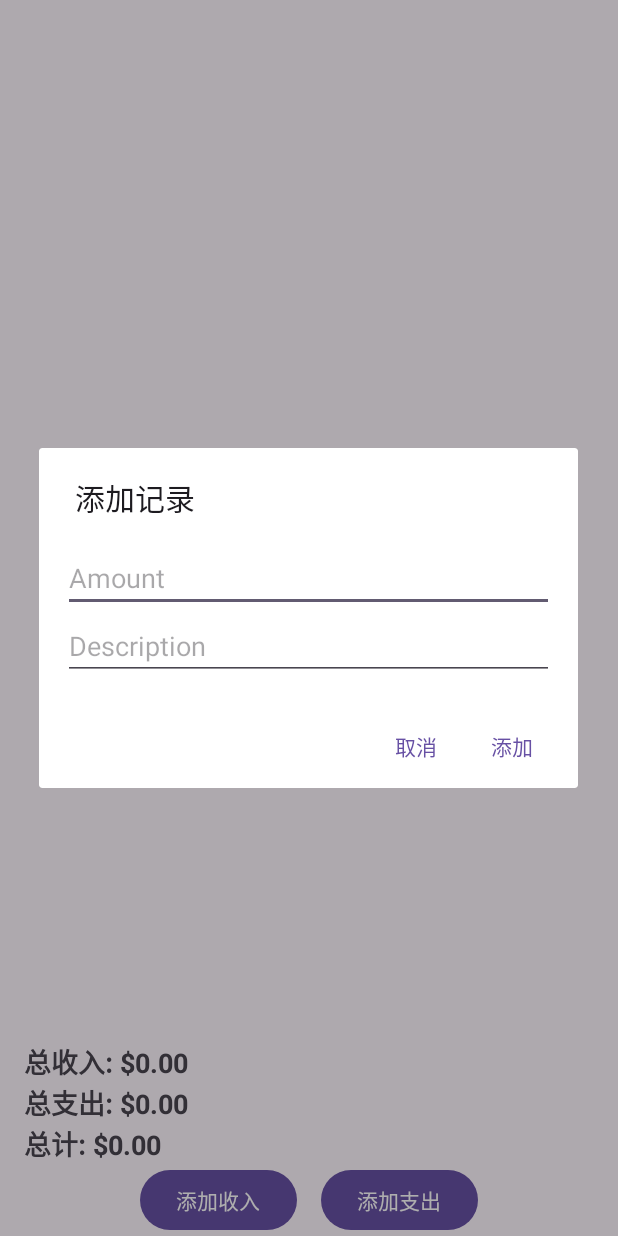
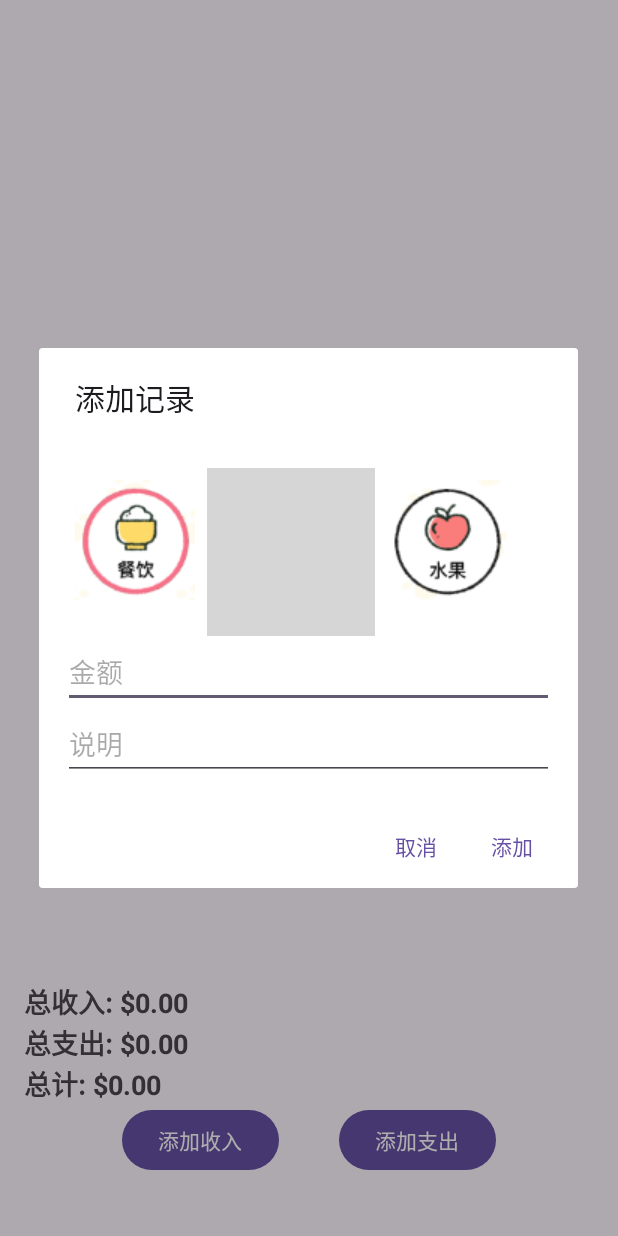
Before and after one commit to fobikonpaku/androidBudestTracer, an Android app: the MainActivity screen opened directly, with no data from a screen before it, after a tap on "添加收入", on a phone screen of 412 x 824 dp. Run offline under Robolectric (Android 15) with nearby library versions, the light colour scheme and no system bars; grey boxes are pictures that could not be loaded.

Commit message:
一个可以用的版本

```diff
--- a/app/src/main/java/com/example/budgettracker/MainActivity.java
+++ b/app/src/main/java/com/example/budgettracker/MainActivity.java
@@ -2,11 +2,11 @@ package com.example.budgettracker;
 
 import android.annotation.SuppressLint;
 import android.os.Bundle;
-import android.util.Log;
 import android.view.LayoutInflater;
 import android.view.View;
 import android.widget.Button;
 import android.widget.EditText;
+import android.widget.GridLayout;
 import android.widget.TextView;
 import android.widget.Toast;
 
@@ -16,12 +16,11 @@ import androidx.appcompat.app.AppCompatActivity;
 import androidx.recyclerview.widget.LinearLayoutManager;
 import androidx.recyclerview.widget.RecyclerView;
 
-import com.googlecode.tesseract.android.TessBaseAPI;
-
 import java.lang.reflect.Type;
 import java.util.ArrayList;
 import java.util.List;
 import java.util.Locale;
+import java.util.concurrent.atomic.AtomicInteger;
 
 import android.content.SharedPreferences;
 import com.google.gson.Gson;
@@ -33,6 +32,7 @@ public class MainActivity extends AppCompatActivity {
     private List<Record> recordList;
     private RecordAdapter recordAdapter;
     private TextView textTotalIncome, textTotalExpense, textTotalBalance;
+    private int selectedIconResId = R.drawable.ic_default;
 
     @Override
     protected void onCreate(Bundle savedInstanceState) {
@@ -41,19 +41,7 @@ public class MainActivity extends AppCompatActivity {
         EdgeToEdge.enable(this);
         setContentView(R.layout.activity_main);
 
-//        // 初始化FileManager
-//        FileManager fileManager = new FileManager(this);
-//        String filePath = fileManager.getFilePathAfterCopy(R.raw.chi_sim, "chi_sim.traineddata", "tessdata", true);
-//        String tessDataPath = filePath.substring(0, filePath.length() - "chi_sim.traineddata".length());
-//
-//        // 初始化Tesseract
-//        TessBaseAPI tessBaseAPI = new TessBaseAPI();
-//        if (!tessBaseAPI.init(tessDataPath, "chi_sim")) {
-//            Log.e("MainActivity", "Could not initialize Tesseract.");
-//            tessBaseAPI.recycle();
-//        }
-
-//        recordList = new ArrayList<>();
+        recordList = new ArrayList<>();
         recordList = loadRecordsFromPreferences();
         recordAdapter = new RecordAdapter(recordList);
 
@@ -98,6 +86,21 @@ public class MainActivity extends AppCompatActivity {
 
         EditText editTextAmount = dialogView.findViewById(R.id.editTextAmount);
         EditText editTextDescription = dialogView.findViewById(R.id.editTextDescription);
+        GridLayout iconGrid = dialogView.findViewById(R.id.iconGrid);
+
+        selectedIconResId = R.drawable.ic_default;
+
+        @SuppressLint("ResourceType") View.OnClickListener iconClickListener = v -> {
+            for (int i = 0; i < iconGrid.getChildCount(); i++) {
+                iconGrid.getChildAt(i).setBackground(null);
+            }
+            v.setBackgroundResource(R.drawable.icon_selected_background);
+            selectedIconResId = v.getId();
+        };
+
+        for (int i = 0; i < iconGrid.getChildCount(); i++) {
+            iconGrid.getChildAt(i).setOnClickListener(iconClickListener);
+        }
 
         dialogBuilder.setTitle("添加记录");
         dialogBuilder.setPositiveButton("添加", (dialog, which) -> {
@@ -108,7 +111,7 @@ public class MainActivity extends AppCompatActivity {
                 double amount = Double.parseDouble(amountStr);
                 // 假设使用当前时间作为记录的时间戳
                 long timestamp = System.currentTimeMillis();
-                Record newRecord = new Record(type, amount, description, timestamp);
+                Record newRecord = new Record(type, amount, description, timestamp, selectedIconResId);
                 recordList.add(newRecord);
                 //根据type类型修改收入支出
                 updateTotalValues();
--- a/app/src/main/res/layout/activity_main.xml
+++ b/app/src/main/res/layout/activity_main.xml
@@ -61,6 +61,7 @@
         android:layout_width="match_parent"
         android:layout_height="wrap_content"
         android:layout_alignParentBottom="true"
+        android:layout_marginBottom="40dp"
         android:gravity="center"
         android:orientation="horizontal">
 
@@ -74,7 +75,7 @@
             android:id="@+id/btnAddExpense"
             android:layout_width="wrap_content"
             android:layout_height="wrap_content"
-            android:layout_marginStart="16dp"
+            android:layout_marginStart="40dp"
             android:text="添加支出"/>
     </LinearLayout>
 </RelativeLayout>
--- a/app/src/main/res/layout/dialog_add_record.xml
+++ b/app/src/main/res/layout/dialog_add_record.xml
@@ -5,17 +5,51 @@
     android:orientation="vertical"
     android:padding="16dp">
 
+    <GridLayout
+        android:id="@+id/iconGrid"
+        android:layout_width="match_parent"
+        android:layout_height="wrap_content"
+        android:columnCount="4"
+        android:paddingTop="16dp">
+
+        <ImageView
+            android:id="@+id/icon_food"
+            android:layout_width="wrap_content"
+            android:layout_height="wrap_content"
+            android:layout_row="0"
+            android:layout_column="0"
+            android:padding="8dp"
+            android:src="@drawable/ic_food"
+            android:tag="@drawable/ic_food" />
+
+        <ImageView
+            android:id="@+id/icon_shopping"
+            android:layout_width="wrap_content"
+            android:layout_height="wrap_content"
+            android:padding="8dp"
+            android:src="@drawable/ic_shopping"
+            android:tag="@drawable/ic_shopping" />
+
+        <ImageView
+            android:id="@+id/icon_fruit"
+            android:layout_width="wrap_content"
+            android:layout_height="wrap_content"
+            android:padding="8dp"
+            android:src="@drawable/ic_fruit"
+            android:tag="@drawable/ic_fruit" />
+    </GridLayout>
+
     <EditText
         android:id="@+id/editTextAmount"
         android:layout_width="match_parent"
         android:layout_height="wrap_content"
-        android:hint="Amount"
+        android:hint="金额"
         android:inputType="numberDecimal" />
 
     <EditText
         android:id="@+id/editTextDescription"
         android:layout_width="match_parent"
         android:layout_height="wrap_content"
-        android:hint="Description" />
+        android:hint="说明" />
 
 </LinearLayout>
```
Also changed, not shown: app/src/main/java/com/example/budgettracker/Record.java (+18 -2 lines), app/src/main/java/com/example/budgettracker/RecordAdapter.java (+8 -1 lines), app/src/main/java/com/example/budgettracker/RecordDataSource.java (+22 -57 lines), app/src/main/res/layout/record_item.xml (+24 -10 lines), app/src/main/res/drawable/ic_food.png (added), app/src/main/res/drawable/ic_fruit.png (added).
